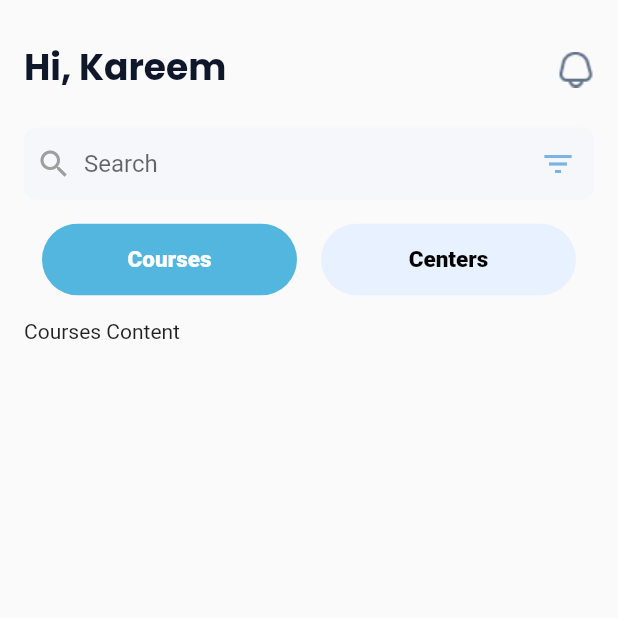
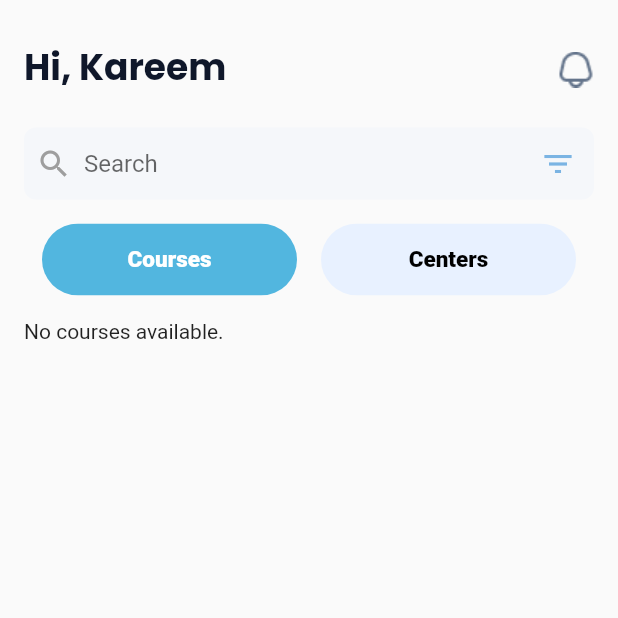
Before and after one commit to kareem2002-k/ClassMate, a Flutter app: the screen it shows once a user with an empty profile is signed in, on a phone screen of 412 x 824 dp, the top half of it. Run offline on Flutter 3.47's test engine with Material 2 defaults, Android fonts, the light colour scheme and no system bars; drawn by our look-alikes of flashy_tab_bar2; our stand-ins replace cloud_firestore, firebase_auth, firebase_core; accounts and stored records are empty; Roboto replaces fonts that are missing (Mulish).

Commit message:
Fetching courses and setting them in home

```diff
--- /dev/null
+++ b/lib/Classes/Course.dart
@@ -0,0 +1,9 @@
+class Course {
+  final String courseName;
+  final String courseCode;
+
+  Course({
+    required this.courseName,
+    required this.courseCode,
+  });
+}
--- a/lib/pages/SearchCourses.dart
+++ b/lib/pages/SearchCourses.dart
@@ -1,4 +1,7 @@
 import 'package:flutter/material.dart';
+import 'package:class_mate/services/firestore_service.dart';
+import 'package:class_mate/Classes/Course.dart';
+import 'package:class_mate/widgets/CourseItem.dart';
 
 class SearchCourses extends StatefulWidget {
   const SearchCourses({Key? key}) : super(key: key);
@@ -10,6 +13,7 @@ class SearchCourses extends StatefulWidget {
 
 class _SearchCoursesState extends State<SearchCourses> {
   bool _isCoursesSelected = true;
+  final firestoreService = FirestoreService();
 
   void _toggleSelected(bool selected) {
     setState(() {
@@ -111,7 +115,37 @@ class _SearchCoursesState extends State<SearchCourses> {
               ),
               const SizedBox(height: 16.0),
               _isCoursesSelected
-                  ? const Text('Courses Content')
+                  ? FutureBuilder<List<Course>>(
+                      future: firestoreService.getAllCourses(),
+                      builder: (context, snapshot) {
+                        if (snapshot.connectionState ==
+                            ConnectionState.waiting) {
+                          return const CircularProgressIndicator(); // Show a loading indicator while fetching data
+                        } else if (snapshot.hasError) {
+                          return Text('Error: ${snapshot.error}');
+                        } else if (!snapshot.hasData ||
+                            snapshot.data!.isEmpty) {
+                          return const Text(
+                              'No courses available.'); // Handle the case when no courses are available
+                        } else {
+                          final courses = snapshot.data;
+
+                          return _isCoursesSelected
+                              ? ListView.builder(
+                                  shrinkWrap: true,
+                                  itemCount: courses!.length,
+                                  itemBuilder: (context, index) {
+                                    final course = courses[index];
+                                    return CourseItem(
+                                      courseName: course.courseName,
+                                      courseCode: course.courseCode,
+                                    );
+                                  },
+                                )
+                              : const Text('Centers Content');
+                        }
+                      },
+                    )
                   : const Text('Centers Content'),
             ],
           ),
```
Also changed, not shown: lib/services/firestore_service.dart (added, +22 -0 lines), lib/widgets/CourseItem.dart (added, +84 -0 lines).
